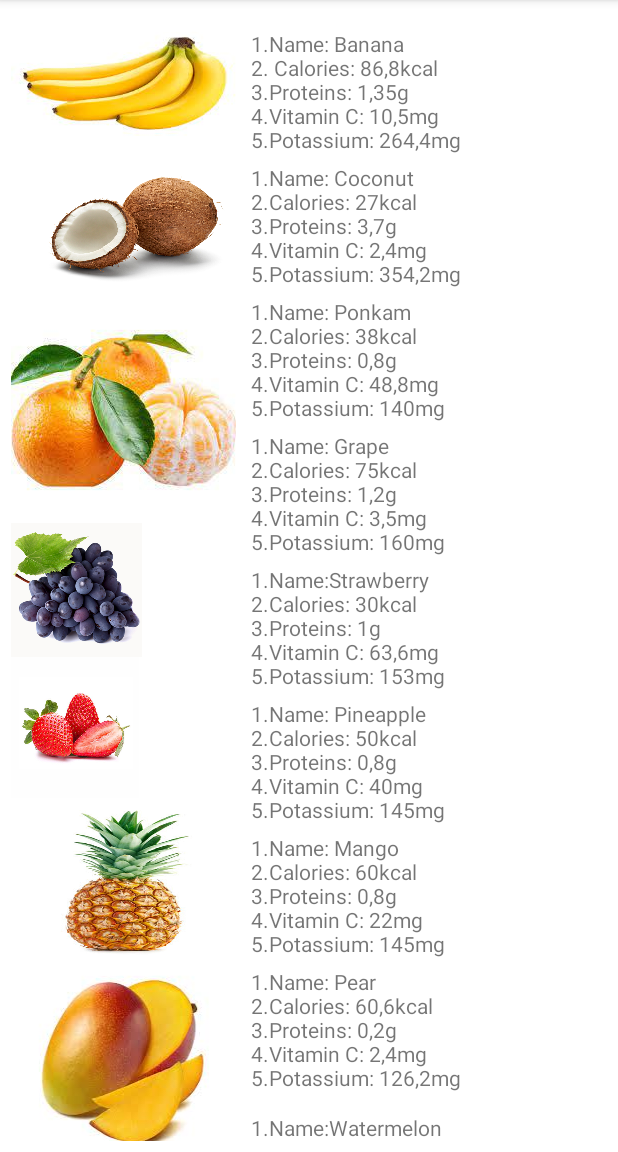
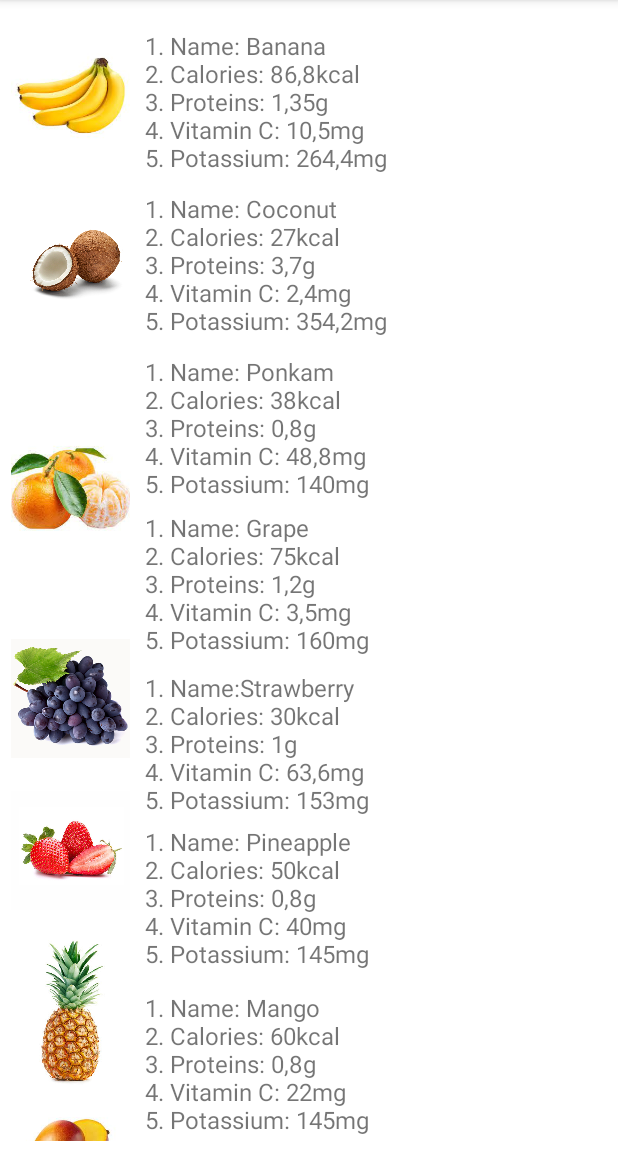
Before and after one commit to AkaciaPark/nutricional-value-display, an Android app: the screen it shows after launch (MainActivity), on a phone screen of 412 x 824 dp, the part 84-1236 px from its top. Run offline under Robolectric (Android 15) with nearby library versions, the phone set to English and light mode, and no system bars.

Commit message:
fixed the image and text sizes

```diff
--- a/app/src/main/res/layout/activity_main.xml
+++ b/app/src/main/res/layout/activity_main.xml
@@ -5,14 +5,15 @@
     android:layout_width="match_parent"
     android:layout_height="match_parent"
     android:fillViewport="true"
-    android:padding="7dp">
+    android:padding="7dp"
+    >
 
 
     <LinearLayout
+
         android:layout_width="wrap_content"
         android:layout_height="match_parent"
         android:orientation="horizontal">
-
 
         <LinearLayout
             android:layout_width="wrap_content"
@@ -22,55 +23,59 @@
 
             <ImageView
                 android:layout_width="match_parent"
-                android:layout_height="97dp"
-                android:background="@drawable/banana" />
+                android:layout_height="113dp"
+                android:src="@drawable/banana" />
 
             <ImageView
                 android:layout_width="match_parent"
-                android:layout_height="94dp"
-                android:background="@drawable/coconut" />
+                android:layout_height="110dp"
+
+                android:src="@drawable/coconut" />
 
             <ImageView
-                android:layout_width="wrap_content"
+                android:layout_width="match_parent"
                 android:layout_height="wrap_content"
-                android:background="@drawable/ponkam" />
+                android:paddingTop="20dp"
+                android:src="@drawable/ponkam" />
 
             <ImageView
-                android:layout_width="87dp"
-                android:layout_height="89dp"
-                android:background="@drawable/grape" />
+                android:layout_width="match_parent"
+                android:layout_height="114dp"
+                android:paddingTop="15dp"
+
+                android:src="@drawable/grape" />
 
             <ImageView
-                android:layout_width="85dp"
-                android:layout_height="94dp"
-                android:background="@drawable/strawberry" />
+                android:layout_width="79dp"
+                android:layout_height="104dp"
+                android:src="@drawable/strawberry" />
 
             <ImageView
                 android:layout_width="match_parent"
                 android:layout_height="108dp"
-                android:background="@drawable/pineapple" />
+                android:src="@drawable/pineapple" />
 
             <ImageView
                 android:layout_width="match_parent"
-                android:layout_height="wrap_content"
-                android:background="@drawable/mango" />
+                android:layout_height="88dp"
+                android:src="@drawable/mango" />
 
             <ImageView
                 android:layout_width="match_parent"
-                android:layout_height="95dp"
-                android:background="@drawable/pear" />
+                android:layout_height="102dp"
+                android:src="@drawable/pear" />
 
             <ImageView
                 android:layout_width="match_parent"
                 android:layout_height="119dp"
-                android:background="@drawable/watermelon" />
+                android:src="@drawable/watermelon" />
 
 
         </LinearLayout>
 
         <LinearLayout
             android:layout_width="wrap_content"
-            android:layout_height="match_parent"
+            android:layout_height="wrap_content"
             android:orientation="vertical"
             tools:layout_editor_absoluteX="16dp"
             tools:layout_editor_absoluteY="31dp">
@@ -78,12 +83,13 @@
 
             <TextView
                 android:id="@+id/textView"
-                android:layout_width="wrap_content"
+                android:layout_width="match_parent"
                 android:layout_height="wrap_content"
                 android:paddingLeft="10dp"
                 android:paddingTop="12dp"
-                android:text="1.Name: Banana \n2. Calories: 86,8kcal \n3.Proteins: 1,35g\n4.Vitamin C: 10,5mg\n5.Potassium: 264,4mg"
-                android:textSize="14dp"
+
+                android:text="1. Name: Banana \n2. Calories: 86,8kcal \n3. Proteins: 1,35g\n4. Vitamin C: 10,5mg\n5. Potassium: 264,4mg"
+                android:textSize="16dp"
                 app:layout_constraintEnd_toEndOf="parent"
                 app:layout_constraintStart_toStartOf="parent"
                 app:layout_constraintTop_toTopOf="parent" />
@@ -93,35 +99,38 @@
                 android:layout_width="match_parent"
                 android:layout_height="wrap_content"
                 android:paddingLeft="10dp"
-                android:paddingTop="6dp"
-                android:text="1.Name: Coconut \n2.Calories: 27kcal \n3.Proteins: 3,7g\n4.Vitamin C: 2,4mg\n5.Potassium: 354,2mg"
-                android:textSize="14dp"
+                android:paddingTop="12dp"
+                android:text="1. Name: Coconut \n2. Calories: 27kcal \n3. Proteins: 3,7g\n4. Vitamin C: 2,4mg\n5. Potassium: 354,2mg"
+                android:textSize="16dp"
                 app:layout_constraintTop_toBottomOf="@+id/textView"
                 tools:layout_editor_absoluteX="0dp" />
 
             <TextView
                 android:id="@+id/PonkamText"
-                android:layout_width="wrap_content"
+                android:layout_width="match_parent"
                 android:layout_height="wrap_content"
                 android:paddingLeft="10dp"
-                android:paddingTop="6dp"
-                android:text="1.Name: Ponkam\n2.Calories: 38kcal \n3.Proteins: 0,8g \n4.Vitamin C: 48,8mg \n5.Potassium: 140mg" />
+                android:paddingTop="12dp"
+                android:text="1. Name: Ponkam\n2. Calories: 38kcal \n3. Proteins: 0,8g \n4. Vitamin C: 48,8mg \n5. Potassium: 140mg"
+                android:textSize="16dp" />
 
             <TextView
                 android:id="@+id/GrapeText"
                 android:layout_width="wrap_content"
                 android:layout_height="wrap_content"
                 android:paddingLeft="10dp"
-                android:paddingTop="6dp"
-                android:text="1.Name: Grape\n2.Calories: 75kcal\n3.Proteins: 1,2g \n4.Vitamin C: 3,5mg\n5.Potassium: 160mg" />
+                android:paddingTop="7dp"
+                android:text="1. Name: Grape\n2. Calories: 75kcal\n3. Proteins: 1,2g \n4. Vitamin C: 3,5mg\n5. Potassium: 160mg"
+                android:textSize="16dp"/>
 
             <TextView
                 android:id="@+id/StrawberryText"
                 android:layout_width="wrap_content"
                 android:layout_height="wrap_content"
                 android:paddingLeft="10dp"
-                android:paddingTop="6dp"
-                android:text="1.Name:Strawberry \n2.Calories: 30kcal \n3.Proteins: 1g\n4.Vitamin C: 63,6mg\n5.Potassium: 153mg" />
+                android:paddingTop="10dp"
+                android:text="1. Name:Strawberry \n2. Calories: 30kcal \n3. Proteins: 1g\n4. Vitamin C: 63,6mg\n5. Potassium: 153mg"
+                android:textSize="16dp"/>
 
             <TextView
                 android:id="@+id/PineappleText"
@@ -129,15 +138,17 @@
                 android:layout_height="wrap_content"
                 android:paddingLeft="10dp"
                 android:paddingTop="6dp"
-                android:text="1.Name: Pineapple\n2.Calories: 50kcal \n3.Proteins: 0,8g \n4.Vitamin C: 40mg \n5.Potassium: 145mg" />
+                android:text="1. Name: Pineapple\n2. Calories: 50kcal \n3. Proteins: 0,8g \n4. Vitamin C: 40mg \n5. Potassium: 145mg"
+                android:textSize="16dp"/>
 
             <TextView
                 android:id="@+id/MangoText"
                 android:layout_width="wrap_content"
                 android:layout_height="wrap_content"
                 android:paddingLeft="10dp"
-                android:paddingTop="6dp"
-                android:text="1.Name: Mango\n2.Calories: 60kcal \n3.Proteins: 0,8g \n4.Vitamin C: 22mg \n5.Potassium: 145mg" />
+                android:paddingTop="14dp"
+                android:text="1. Name: Mango\n2. Calories: 60kcal \n3. Proteins: 0,8g \n4. Vitamin C: 22mg \n5. Potassium: 145mg"
+                android:textSize="16dp"/>
 
             <TextView
                 android:id="@+id/PearText"
@@ -145,15 +156,17 @@
                 android:layout_height="wrap_content"
                 android:paddingLeft="10dp"
                 android:paddingTop="6dp"
-                android:text="1.Name: Pear\n2.Calories: 60,6kcal \n3.Proteins: 0,2g \n4.Vitamin C: 2,4mg \n5.Potassium: 126,2mg" />
+                android:text="1. Name: Pear\n2. Calories: 60,6kcal \n3. Proteins: 0,2g \n4. Vitamin C: 2,4mg \n5. Potassium: 126,2mg"
+                android:textSize="16dp"/>
 
             <TextView
                 android:id="@+id/WatermelonText"
                 android:layout_width="wrap_content"
                 android:layout_height="wrap_content"
                 android:paddingLeft="10dp"
-                android:paddingTop="14dp"
-                android:text="1.Name:Watermelon\n2.Calories: 33kcal\n3.Proteins: 0,9g \n4.Vitamin C: 8,1mg \n5.Potassium: 104mg" />
+                android:paddingTop="12dp"
+                android:text="1. Name:Watermelon\n2. Calories: 33kcal\n3. Proteins: 0,9g \n4. Vitamin C: 8,1mg \n5. Potassium: 104mg"
+                android:textSize="16dp"/>
 
 
         </LinearLayout>
```
